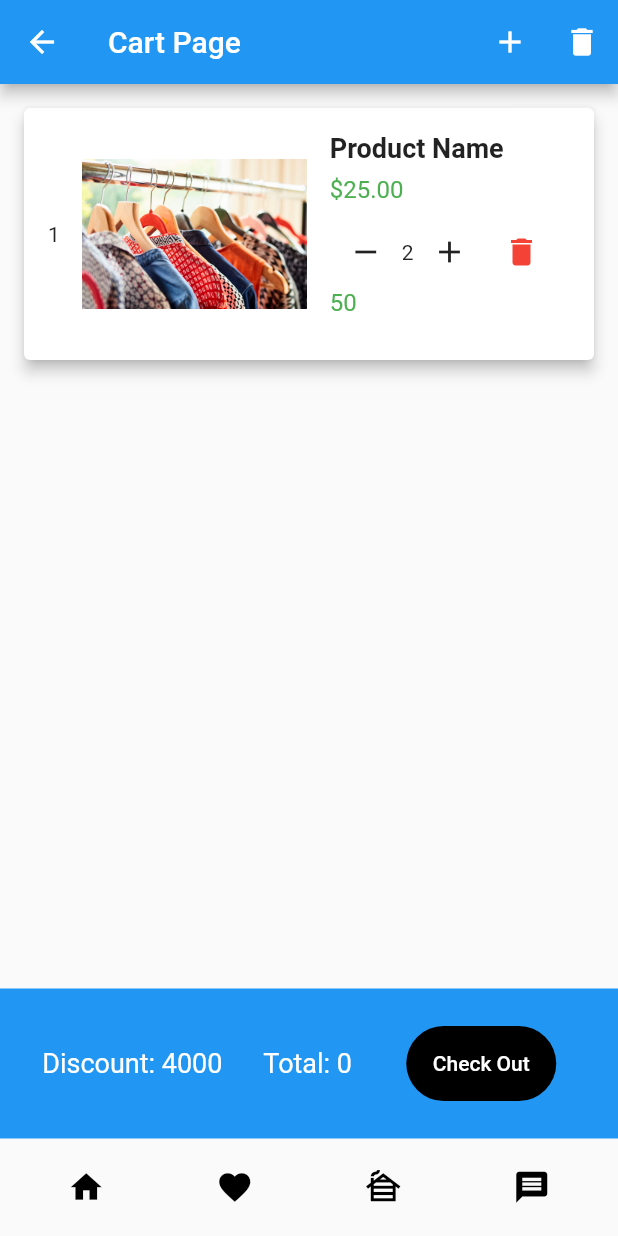
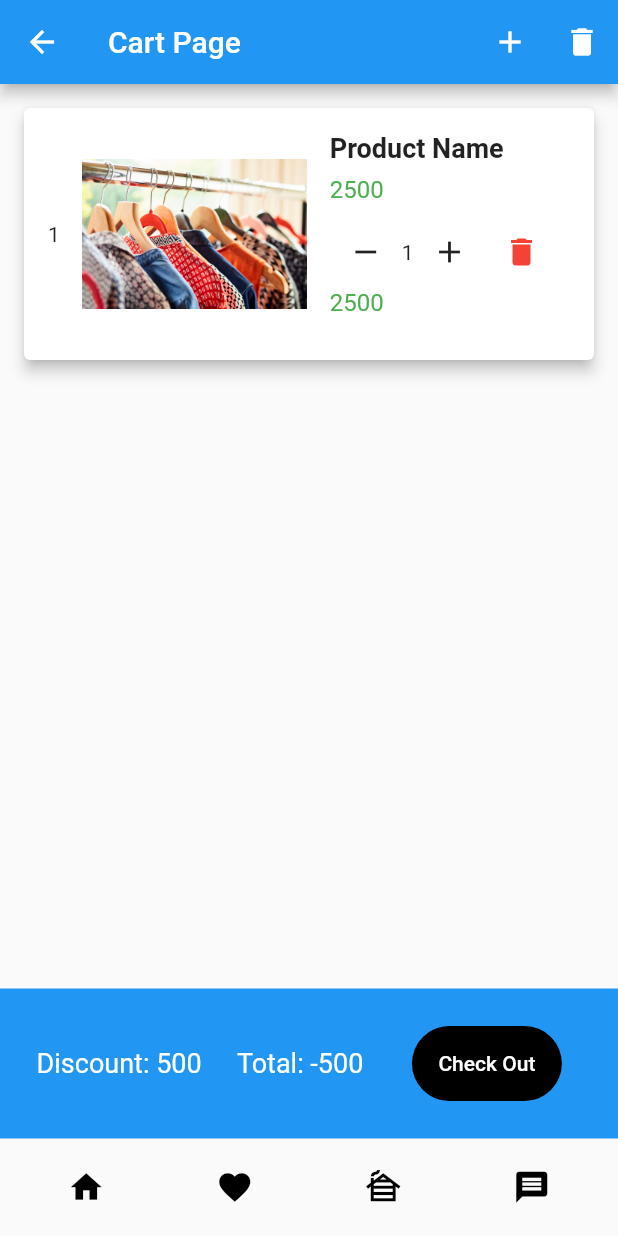
Before and after one commit to Steve-Bright/StyleFeed_User-Abandoned-, a Flutter app: the Cart_Items screen opened by its route, item 3 of the bottom bar chosen, after a tap on the "add" icon, on a phone screen of 412 x 824 dp. Run offline on Flutter 3.47's test engine with Material 2 defaults, Android fonts, the phone set to English and light mode, and no system bars; drawn by our look-alikes of google_nav_bar; our stand-ins replace get, image_picker; project files that could hold a hidden picture were left out.

Commit message:
fixed the cartPage, but need to change with map and lists

```diff
--- a/lib/Navigation/CartPage/cartItemCard.dart
+++ b/lib/Navigation/CartPage/cartItemCard.dart
@@ -1,24 +1,22 @@
+
 import 'package:flutter/material.dart';
+import 'cartPage.dart';
 
 class CartItemCard extends StatefulWidget {
   final int cartIndex;
   final String imageString;
   final String productName;
   final int price;
-  final int initialQuantity;
-  final VoidCallback onIncrease;
-  final VoidCallback onDecrease;
   final VoidCallback onRemove;
+  final void Function(int) onQuantityChanged;
 
   CartItemCard({
     required this.cartIndex,
     required this.imageString,
     required this.productName,
     required this.price,
-    required this.initialQuantity,
-    required this.onIncrease,
-    required this.onDecrease,
     required this.onRemove,
+    required this.onQuantityChanged,
   });
 
   @override
@@ -26,12 +24,21 @@ class CartItemCard extends StatefulWidget {
 }
 
 class _CartItemCardState extends State<CartItemCard> {
-  int quantity = 0;
+  int quantity = 1;
 
   @override
   void initState() {
     super.initState();
-    quantity = widget.initialQuantity;
+  }
+
+  void increaseValue(){
+    quantity ++;
+    widget.onQuantityChanged(quantity);
+  }
+
+  void decreaseValue(){
+    quantity --;
+    widget.onQuantityChanged(quantity);
   }
 
   @override
@@ -66,7 +73,7 @@ class _CartItemCardState extends State<CartItemCard> {
                   ),
                   SizedBox(height: 8.0),
                   Text(
-                    '\$${widget.price.toStringAsFixed(2)}',
+                    '${widget.price}',
                     style: TextStyle(
                       fontSize: 16.0,
                       color: Colors.green,
@@ -83,8 +90,7 @@ class _CartItemCardState extends State<CartItemCard> {
                             onPressed: () {
                               setState(() {
                                 if (quantity > 1) {
-                                  quantity--;
-                                  widget.onDecrease();
+                                  decreaseValue();
                                 }
                               });
                             },
@@ -94,8 +100,7 @@ class _CartItemCardState extends State<CartItemCard> {
                             icon: Icon(Icons.add),
                             onPressed: () {
                               setState(() {
-                                quantity++;
-                                widget.onIncrease();
+                                increaseValue();
                               });
                             },
                           ),
--- a/lib/Navigation/CartPage/cartPage.dart
+++ b/lib/Navigation/CartPage/cartPage.dart
@@ -3,7 +3,11 @@ import 'cartItemCard.dart';
 import '../navigationBar.dart';
 
 class Cart_Items extends StatefulWidget {
-  const Cart_Items({super.key});
+  int newQty;
+
+  Cart_Items({
+    required this.newQty
+  });
 
   @override
   State<Cart_Items> createState() => _Cart_ItemsState();
@@ -20,13 +24,24 @@ class _Cart_ItemsState extends State<Cart_Items> {
   void addNewItem(){
     setState(() {
       cartItems.add(cartItems.length + 1);
-      cartPrices.add(cartPrices.length+1);
+      cartPrices.add(2500);
+      cartQty.add(widget.newQty);
     });
   }
 
   void removeCurrentItem(int item_index){
     setState((){
       cartItems.removeAt(item_index);
+    });
+  }
+
+  void updateCartQty(int updatedItemIndex, int updatedQty) {
+    setState(() {
+      // Find the index of the item you want to update and update cartQty
+      final item_index = cartItems.indexOf(updatedItemIndex);
+      if (item_index != -1) {
+        cartQty[item_index] = updatedQty;
+      }
     });
   }
 
@@ -63,26 +78,25 @@ class _Cart_ItemsState extends State<Cart_Items> {
                 child: ListView.builder(
                   itemCount: cartItems.length,
                   itemBuilder: (BuildContext context, int index) {
-                    total = total + 25*2;
+                    total = total + ((cartPrices[index]*cartQty[index]));
                     return CartItemCard(
                       cartIndex: cartItems[index],
                       imageString: 'assets/clothing.jpg',
                       productName: 'Product Name',
-                      price: 25,
-                      initialQuantity: 2,
-                      onIncrease: () {
-// Handle increase quantity
-                      },
-                      onDecrease: () {
-// Handle decrease quantity
-                      },
+                      price: cartPrices[index],
                       onRemove: () {
                         removeCurrentItem(index);
                       },
+                      onQuantityChanged: (updatedQty) {
+                        // Call the updateCartQty callback function with the updated quantity.
+                        // You need to pass the index of the item being updated and the updated quantity.
+                        updateCartQty(index, updatedQty);
+                      },
                     );
+                  },
 
-                  },
                 ),
+
               ),
               Container(
                 width: double.infinity,
@@ -94,11 +108,11 @@ class _Cart_ItemsState extends State<Cart_Items> {
                       mainAxisAlignment: MainAxisAlignment.spaceEvenly,
                     children: <Widget>[
                       Text(
-                        'Discount: 4000',
+                        'Discount: 500',
                         style: TextStyle(color: Colors.white, fontSize: 18),
                       ),
                       Text(
-                        ' Total: $total',
+                        ' Total: ${total-500}',
                         style: TextStyle(color: Colors.white, fontSize: 18)
                       ),
                       Padding(
--- a/lib/main.dart
+++ b/lib/main.dart
@@ -3,7 +3,6 @@ import 'package:style_feed/ProductCradDetail/productDetail.dart';
 import 'LoginPage/signUp.dart';
 import 'LoginPage/signIn.dart';
 import 'Navigation/SavedPage/saveCard.dart';
-import 'Navigation/CartPage/cart.dart';
 import 'Navigation/HomePage/home.dart';
 import 'Navigation/UserChatBox/chatHome.dart';
 import 'Navigation/CartPage/cartPage.dart';
@@ -15,7 +14,7 @@ void main() => runApp(MaterialApp(
           '/signIn': (context) => const SigningInPage(),
           '/signUp': (context) => const SigningUpPage(),
           '/savedCard': (context) => const SavedPage(),
-          '/cart': (context) => const Cart_Items(),
+          '/cart': (context) => Cart_Items(newQty: 1),
           '/userHome': (context) => const Myhome(),
           '/chatHome': (context) => ChatHome(),
         }));
```
Also changed, not shown: lib/Navigation/CartPage/cart.dart (deleted, +0 -64 lines), lib/Model/product..dart (added).
